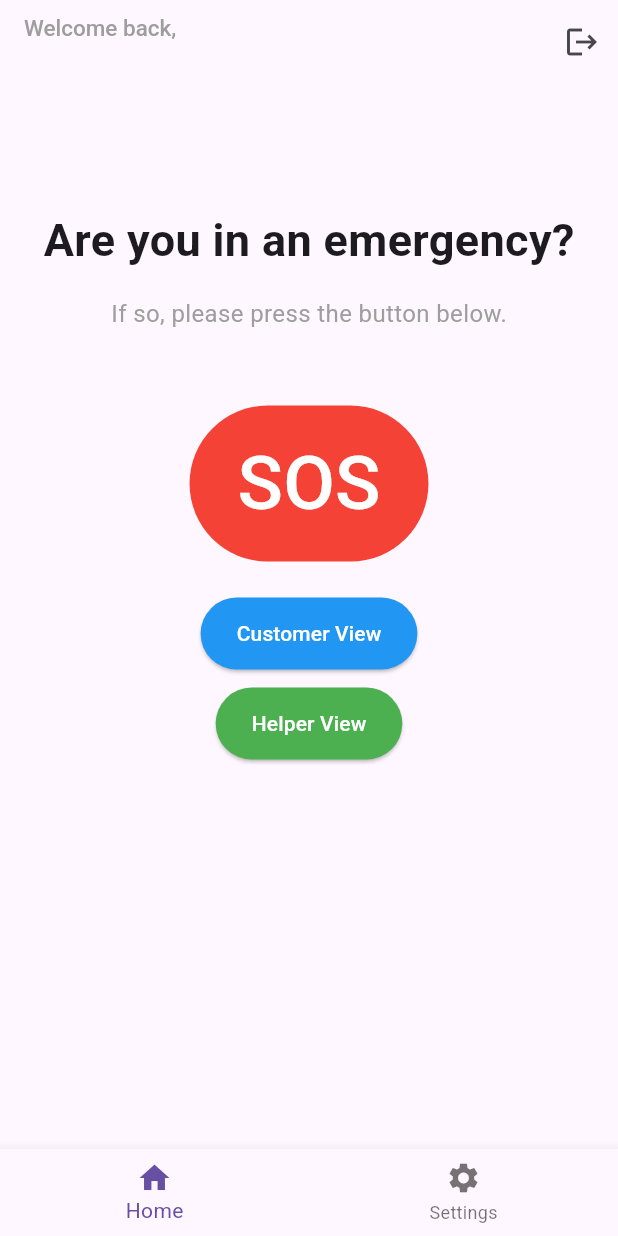
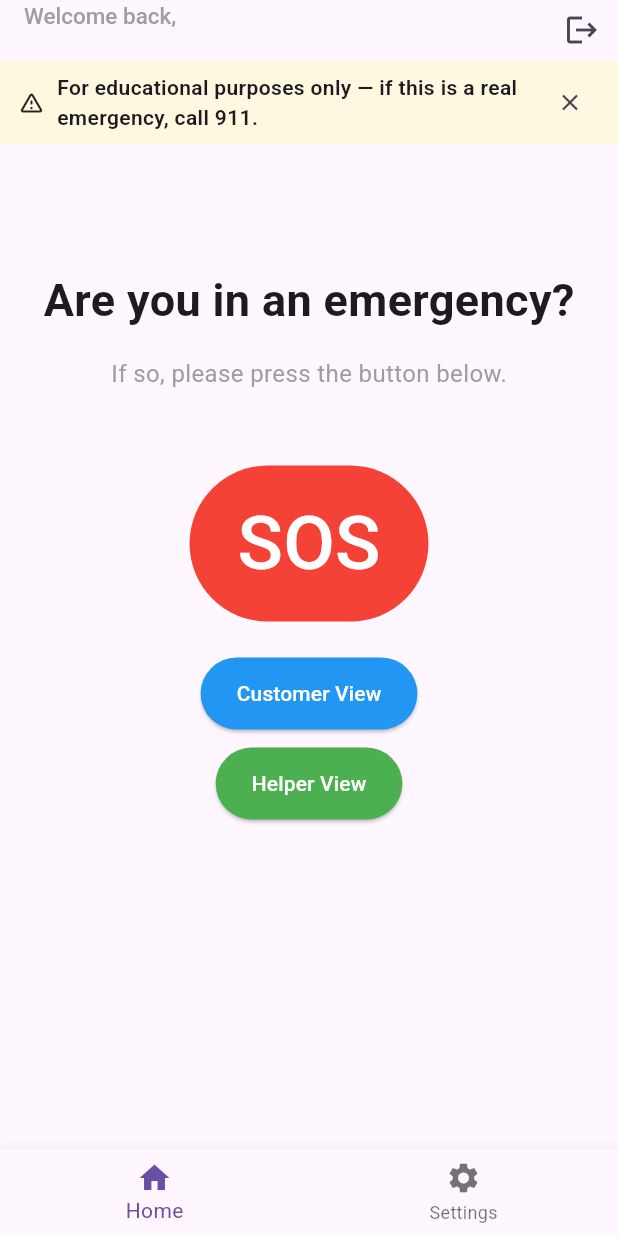
Before and after one commit to barjr/ResQ, a Flutter app: the screen it shows once a user with an empty profile is signed in, on a phone screen of 412 x 824 dp. Run offline on Flutter 3.47's test engine with Material 3 defaults, Android fonts, the phone set to English and light mode, and no system bars; our stand-ins replace firebase_auth, firebase_core, speech_to_text; accounts and stored records are empty.

Commit message:
Sprint_4_Work
Got "If emergency..." Disclaimer and the start of a MFA logic.

```diff
--- a/lib/pages/dashboard.dart
+++ b/lib/pages/dashboard.dart
@@ -13,6 +13,7 @@ class DashboardPage extends StatefulWidget {
 
 class _DashboardPageState extends State<DashboardPage> {
   int _selectedIndex = 0;
+  bool _showDisclaimer = true;
 
   void _onNavTap(int index) {
     setState(() {
@@ -90,6 +91,11 @@ class _DashboardPageState extends State<DashboardPage> {
             },
           ),
         ],
+        bottom: _showDisclaimer
+          ? _DisclaimerAppBarBottom(
+              onClose: () => setState(() => _showDisclaimer = false),
+            )
+          : null,
       ),
       body: Align(
         alignment: Alignment.topCenter,
@@ -172,3 +178,40 @@ class _DashboardPageState extends State<DashboardPage> {
     );
   }
 }
+
+class _DisclaimerAppBarBottom extends StatelessWidget implements PreferredSizeWidget {
+  final VoidCallback onClose;
+  const _DisclaimerAppBarBottom({required this.onClose});
+
+  @override
+  Size get preferredSize => const Size.fromHeight(40);
+
+  @override
+  Widget build(BuildContext context) {
+    return Container(
+      color: const Color(0xFFFFF8E1), // light amber
+      padding: const EdgeInsets.symmetric(horizontal: 12, vertical: 8),
+      child: Row(
+        children: [
+          const Icon(Icons.warning_amber_rounded, size: 18),
+          const SizedBox(width: 8),
+          const Expanded(
+            child: Text(
+              'For educational purposes only — if this is a real emergency, call 911.',
+              style: TextStyle(fontWeight: FontWeight.w600),
+            ),
+          ),
+          IconButton(
+            visualDensity: VisualDensity.compact,
+            padding: EdgeInsets.zero,
+            constraints: const BoxConstraints(),
+            iconSize: 18,
+            tooltip: 'Dismiss',
+            icon: const Icon(Icons.close),
+            onPressed: onClose,
+          ),
+        ],
+      ),
+    );
+  }
+}
--- /dev/null
+++ b/lib/pages/mfa_enrollment.dart
@@ -0,0 +1,35 @@
+// lib/services/mfa_enrollment.dart
+
+import 'package:flutter/material.dart';
+// import 'package:firebase_auth/firebase_auth.dart'; // backend can uncomment when ready
+
+class MfaEnrollment {
+  /// Backend flips this to true later.
+  static bool get enabled => false; // stays false for now
+
+  /// Safe to call even if user isn't signed in yet — it just returns.
+  static Future<void> maybeStartAfterSignup(
+    BuildContext context, {
+    required String phoneRaw,
+  }) async {
+    if (!enabled) return;
+
+    // TODO(backend): normalize phoneRaw -> E.164 and start Firebase SMS MFA enrollment
+    // final user = FirebaseAuth.instance.currentUser;
+    // if (user == null) return;
+    // final session = await user.multiFactor.getSession();
+    // await FirebaseAuth.instance.verifyPhoneNumber(
+    //   phoneNumber: normalizedPhone,
+    //   multiFactorSession: session,
+    //   verificationCompleted: (_) {},
+    //   verificationFailed: (e) { /* surface error */ },
+    //   codeSent: (vid, _) async {
+    //     // collect code from UI, then:
+    //     // final cred = PhoneAuthProvider.credential(verificationId: vid, smsCode: code);
+    //     // final assertion = PhoneMultiFactorGenerator.getAssertion(cred);
+    //     // await user.multiFactor.enroll(assertion, displayName: 'Primary phone');
+    //   },
+    //   codeAutoRetrievalTimeout: (_) {},
+    // );
+  }
+}
```
